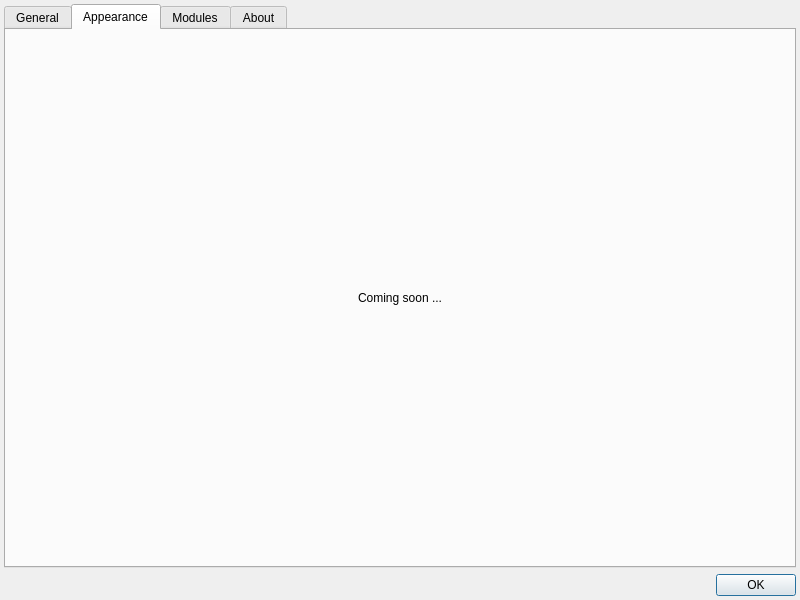
Qt form src/ui/settingsdialog.ui (albertlauncher/albert) before a commit.
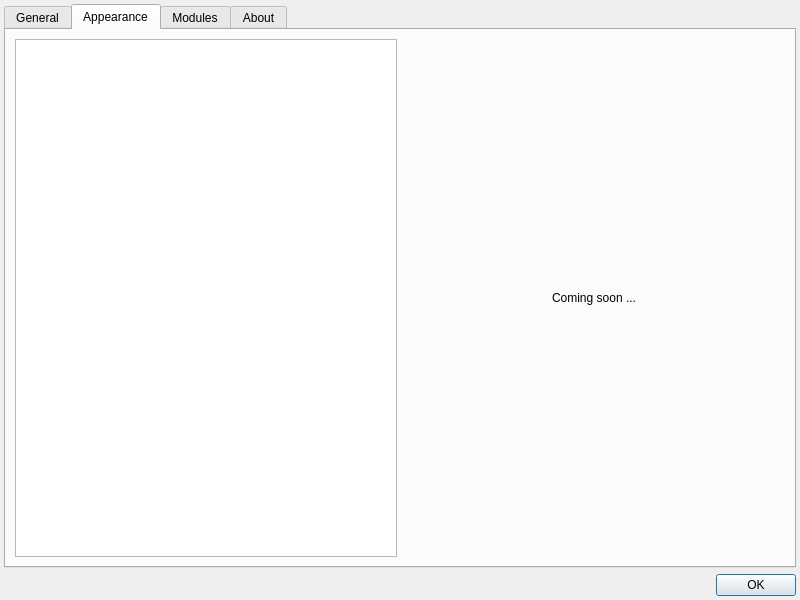
The same form after that commit. The open tabs and pages were chosen to show the change.

Commit message: Add ability to apply skins

Patch:
```diff
--- a/src/ui/settingsdialog.ui
+++ b/src/ui/settingsdialog.ui
@@ -60,7 +60,17 @@
       </attribute>
       <layout class="QHBoxLayout" name="horizontalLayout_3">
        <item>
-        <widget class="QLabel" name="label_3">
+        <widget class="QListWidget" name="listWidget_skins">
+         <property name="sizePolicy">
+          <sizepolicy hsizetype="Preferred" vsizetype="Preferred">
+           <horstretch>0</horstretch>
+           <verstretch>0</verstretch>
+          </sizepolicy>
+         </property>
+        </widget>
+       </item>
+       <item>
+        <widget class="QLabel" name="label_skins">
          <property name="text">
           <string>Coming soon ...</string>
          </property>
```
Left out of the diff: 2 changed lines with no effect on the pictures. The commit also changes 3 other files.
